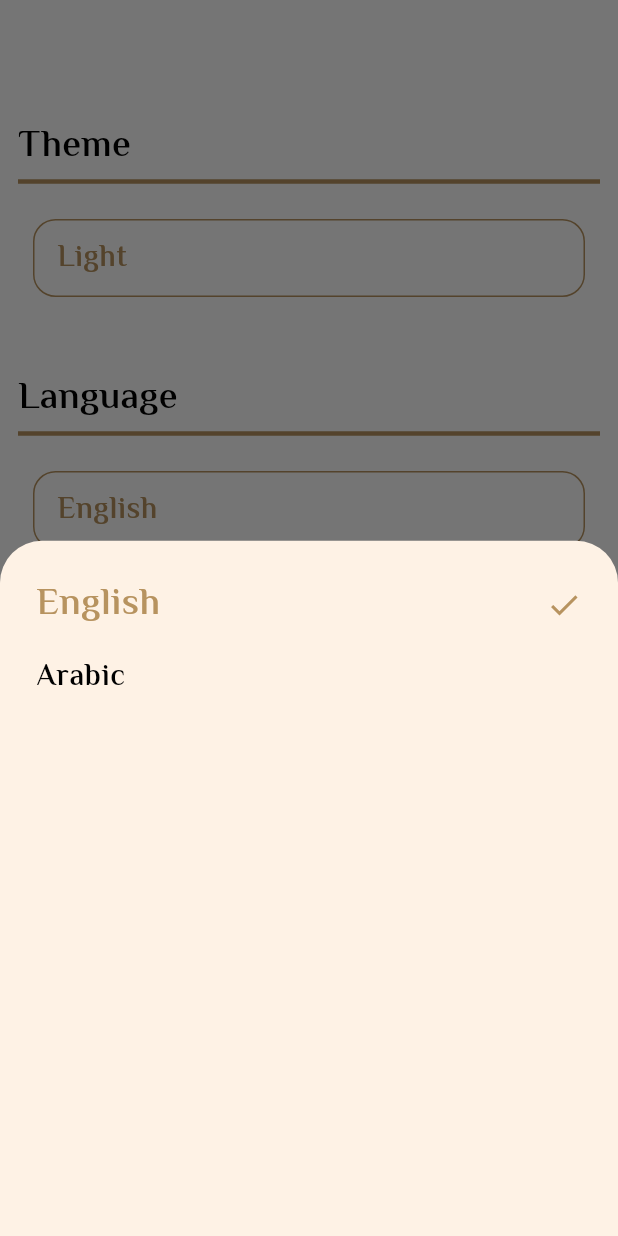
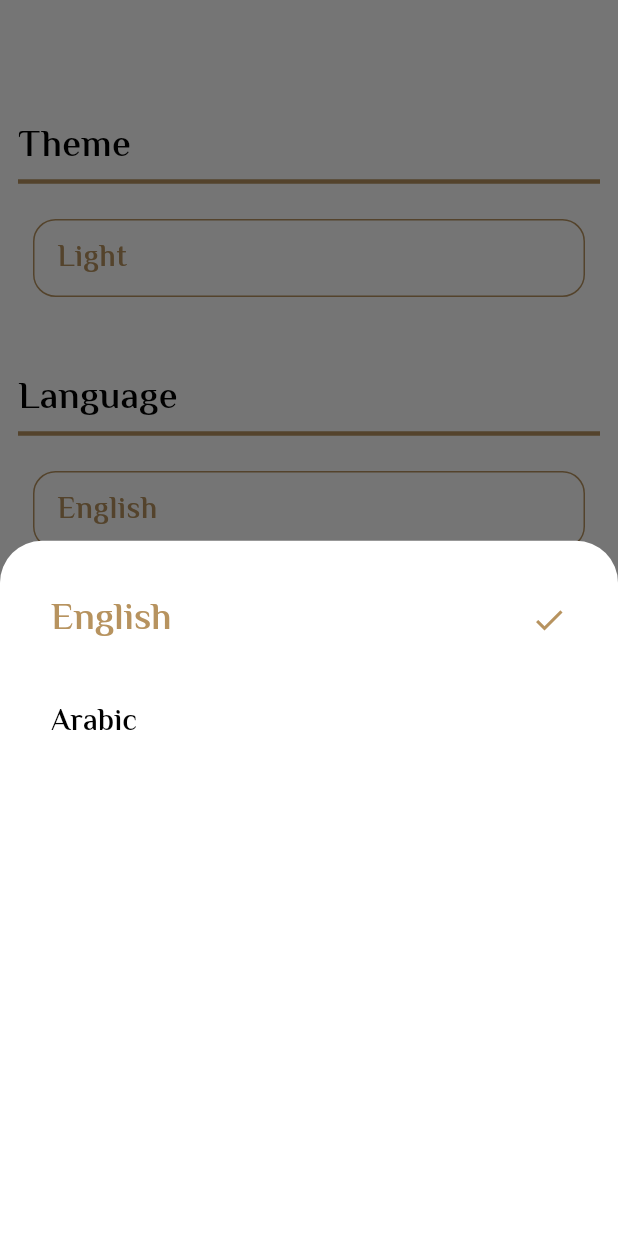
Before and after one commit to Mohamedkheira/islami-app, a Flutter app: the SettingsTab widget shown alone on an empty page, opened directly, after a tap on "English", on a phone screen of 412 x 824 dp. Run offline on Flutter 3.47's test engine with Material 3 defaults, Android fonts, the phone set to English and light mode, and no system bars.

Commit message:
feat: settings feat: add change theming feat: add change language

```diff
--- a/lib/l10n/app_localizations.dart
+++ b/lib/l10n/app_localizations.dart
@@ -151,6 +151,42 @@ abstract class AppLocalizations {
   /// In en, this message translates to:
   /// **'Settings'**
   String get settingsTab;
+
+  /// No description provided for @arabicTitle.
+  ///
+  /// In en, this message translates to:
+  /// **'Arabic'**
+  String get arabicTitle;
+
+  /// No description provided for @englishTitle.
+  ///
+  /// In en, this message translates to:
+  /// **'English'**
+  String get englishTitle;
+
+  /// No description provided for @language.
+  ///
+  /// In en, this message translates to:
+  /// **'Language'**
+  String get language;
+
+  /// No description provided for @theme.
+  ///
+  /// In en, this message translates to:
+  /// **'Theme'**
+  String get theme;
+
+  /// No description provided for @light.
+  ///
+  /// In en, this message translates to:
+  /// **'Light'**
+  String get light;
+
+  /// No description provided for @dark.
+  ///
+  /// In en, this message translates to:
+  /// **'Dark'**
+  String get dark;
 }
 
 class _AppLocalizationsDelegate
--- /dev/null
+++ b/lib/providers/local_provider.dart
@@ -0,0 +1,20 @@
+import 'package:flutter/material.dart';
+import 'package:provider/provider.dart';
+
+class LocaleProvider extends ChangeNotifier{
+  String currentLanguage = 'en';
+
+  void getChangeLanguage(String newLanguage){
+    currentLanguage = newLanguage;
+    notifyListeners();
+  }
+
+  String getLocaleChange(){
+    return currentLanguage == 'en' ? "English" : "العربية";
+  }
+
+  static LocaleProvider get(BuildContext context){
+    return Provider.of<LocaleProvider>(context);
+  }
+
+}
--- /dev/null
+++ b/lib/providers/theme_provider.dart
@@ -0,0 +1,25 @@
+import 'package:flutter/material.dart';
+import 'package:isalmi/providers/local_provider.dart';
+import 'package:provider/provider.dart';
+
+class ThemeProvider extends ChangeNotifier{
+  ThemeMode currentThemeMode = ThemeMode.light;
+
+  void getChangeTheme(ThemeMode newTheme){
+    currentThemeMode = newTheme;
+    notifyListeners(); // --> call to all clint
+  }
+
+  bool isDarkEnabled(){
+    return currentThemeMode == ThemeMode.dark;
+  }
+
+  String getLocaleChange(){
+    return currentThemeMode == ThemeMode.light ? "Light" : "Dark";
+  }
+
+  static ThemeProvider get(BuildContext context){
+    return Provider.of<ThemeProvider>(context);
+  }
+
+}
--- a/lib/style/theme_data.dart
+++ b/lib/style/theme_data.dart
@@ -43,6 +43,9 @@ class MyThemeData {
         fontWeight: FontWeight.w700,
       ),
     ),
+    bottomSheetTheme: BottomSheetThemeData(
+      backgroundColor: Colors.white,
+    ),
     bottomNavigationBarTheme: BottomNavigationBarThemeData(
       backgroundColor: lightPrimary,
       selectedItemColor: Colors.black,
@@ -84,6 +87,13 @@ class MyThemeData {
         fontSize: 20,
         fontWeight: FontWeight.w400,
       ),
+
+      titleMedium: TextStyle(
+        color: Colors.black,
+        fontFamily: 'Massiri',
+        fontSize: 20,
+        fontWeight: FontWeight.w400,
+      ),
     ),
 
   );
@@ -106,7 +116,9 @@ class MyThemeData {
       thickness: 3,
       space: 0
     ),
-
+    bottomSheetTheme: BottomSheetThemeData(
+      backgroundColor: darkPrimary,
+    ),
     colorScheme: ColorScheme.fromSeed(
       onPrimaryContainer: darkSecondary,
       seedColor: darkPrimary,
@@ -172,6 +184,12 @@ class MyThemeData {
         fontSize: 20,
         fontWeight: FontWeight.w400,
       ),
+      titleMedium: TextStyle(
+        color: Colors.white,
+        fontFamily: 'Massiri',
+        fontSize: 20,
+        fontWeight: FontWeight.w400,
+      ),
     ),
   );
 }
--- a/lib/ui/default_screen.dart
+++ b/lib/ui/default_screen.dart
@@ -1,5 +1,7 @@
 import 'package:flutter/material.dart';
+import 'package:isalmi/providers/theme_provider.dart';
 import 'package:isalmi/style/theme_data.dart';
+import 'package:provider/provider.dart';
 
 import '../ui_utiles.dart';
 
@@ -10,7 +12,8 @@ class DefaultScreen extends StatelessWidget {
 
   @override
   Widget build(BuildContext context) {
-    bool isDark = MyThemeData.isDark;
+    ThemeProvider themeProvider = Provider.of<ThemeProvider>(context);
+    bool isDark = themeProvider.isDarkEnabled();
     return Container(
       decoration: BoxDecoration(
         image: DecorationImage(
--- a/lib/ui/home/tabs/settings/button_sheet/language_button_sheet.dart
+++ b/lib/ui/home/tabs/settings/button_sheet/language_button_sheet.dart
@@ -1,10 +1,16 @@
 import 'package:flutter/material.dart';
+import 'package:provider/provider.dart';
+
+import '../../../../../providers/local_provider.dart';
+import '../../../../../ui_utiles.dart';
 
 class LanguageButtonSheet extends StatelessWidget {
   const LanguageButtonSheet({super.key});
 
   @override
   Widget build(BuildContext context) {
+    LocaleProvider localeProvider = Provider.of<LocaleProvider>(context);
+
     return Container(
       width: double.infinity,
       padding: EdgeInsets.all(24),
@@ -12,30 +18,64 @@ class LanguageButtonSheet extends StatelessWidget {
         crossAxisAlignment: CrossAxisAlignment.start,
         spacing: 15,
         children: [
-          getSelectedItem(context,text: 'English'),
-          getUnSelectedItem(context,text: 'Arabic')
+          InkWell(
+            onTap: () {
+              localeProvider.getChangeLanguage('en');
+            },
+            child: localeProvider.currentLanguage == 'en'
+                ? getSelectedItem(
+                    context,
+                    text: appTranslate(context).englishTitle,
+                  )
+                : getUnSelectedItem(
+                    context,
+                    text: appTranslate(context).englishTitle,
+                  ),
+          ),
+          InkWell(
+            onTap: () {
+              localeProvider.getChangeLanguage('ar');
+            },
+            child: localeProvider.currentLanguage == 'ar'
+                ? getSelectedItem(
+                    context,
+                    text: appTranslate(context).arabicTitle,
+                  )
+                : getUnSelectedItem(
+                    context,
+                    text: appTranslate(context).arabicTitle,
+                  ),
+          ),
         ],
       ),
     );
   }
 
-
-  Widget getSelectedItem(BuildContext context, {required String text}){
-   return Row(
+  Widget getSelectedItem(BuildContext context, {required String text}) {
+    return Padding(
+      padding: const EdgeInsets.all(10.0),
+      child: Row(
         mainAxisAlignment: MainAxisAlignment.spaceBetween,
         children: [
           Text(
             text,
-          style: Theme.of(context).textTheme.bodyLarge?.copyWith(fontSize: 25),
+            style: Theme.of(context).textTheme.titleMedium?.copyWith(
+              fontSize: 25,
+              color: Theme.of(context).colorScheme.inversePrimary,
             ),
-        Icon(Icons.check,color: Theme.of(context).colorScheme.secondary,)
+          ),
+          Icon(Icons.check, color: Theme.of(context).colorScheme.secondary),
         ],
+      ),
     );
   }
-  Widget getUnSelectedItem(BuildContext context, {required String text}){
-   return Text(
-     text,
-     style: Theme.of(context).textTheme.bodyLarge?.copyWith(color: Theme.of(context).colorScheme.onSecondary),
+
+  Widget getUnSelectedItem(BuildContext context, {required String text}) {
+    return Padding(
+      padding: const EdgeInsets.all(10.0),
+      child: Row(
+        children: [Text(text, style: Theme.of(context).textTheme.titleMedium)],
+      ),
     );
   }
 }
--- a/lib/ui/home/tabs/settings/settings_tab.dart
+++ b/lib/ui/home/tabs/settings/settings_tab.dart
@@ -1,4 +1,8 @@
 import 'package:flutter/material.dart';
+import 'package:isalmi/providers/local_provider.dart';
+import 'package:isalmi/providers/theme_provider.dart';
+import 'package:isalmi/ui_utiles.dart';
+import 'package:provider/provider.dart';
 
 import 'button_sheet/language_button_sheet.dart';
 import 'button_sheet/theme_button_sheet.dart';
@@ -9,6 +13,8 @@ class SettingsTab extends StatelessWidget {
 
   @override
   Widget build(BuildContext context) {
+    LocaleProvider localeProvider = LocaleProvider.get(context);
+    ThemeProvider themeProvider = ThemeProvider.get(context);
     return Padding(
       padding: const EdgeInsetsDirectional.only(
         top: 80,
@@ -18,7 +24,7 @@ class SettingsTab extends StatelessWidget {
       child: Column(
         crossAxisAlignment: CrossAxisAlignment.start,
         children: [
-          Text('Theme', style: Theme.of(context).textTheme.bodyMedium),
+          Text(appTranslate(context).theme, style: Theme.of(context).textTheme.bodyMedium),
 
           Divider(height: 10),
           SizedBox(height: 10),
@@ -36,12 +42,12 @@ class SettingsTab extends StatelessWidget {
                   color: Theme.of(context).colorScheme.secondary,
                 ),
               ),
-              child: Text('Light', style: Theme.of(context).textTheme.bodyLarge),
+              child: Text(themeProvider.getLocaleChange(), style: Theme.of(context).textTheme.bodyLarge),
             ),
           ),
 
           SizedBox(height: 40),
-          Text('Language', style: Theme.of(context).textTheme.bodyMedium),
+          Text(appTranslate(context).language, style: Theme.of(context).textTheme.bodyMedium),
           Divider(height: 10),
           SizedBox(height: 10),
           InkWell(
@@ -59,7 +65,7 @@ class SettingsTab extends StatelessWidget {
                 ),
               ),
               child: Text(
-                'English',
+                localeProvider.getLocaleChange(),
                 style: Theme.of(context).textTheme.bodyLarge,
               ),
             ),
--- a/lib/ui/splash/splash_screen.dart
+++ b/lib/ui/splash/splash_screen.dart
@@ -1,7 +1,9 @@
 import 'package:flutter/material.dart';
+import 'package:isalmi/providers/theme_provider.dart';
 import 'package:isalmi/style/theme_data.dart';
 import 'package:isalmi/ui/home/home_screen.dart';
 import 'package:isalmi/ui_utiles.dart';
+import 'package:provider/provider.dart';
 
 class SplashScreen extends StatelessWidget {
   static const String routeName = 'Splash-Screen';
@@ -9,7 +11,8 @@ class SplashScreen extends StatelessWidget {
 
   @override
   Widget build(BuildContext context) {
-    bool isDark = MyThemeData.isDark;
+    ThemeProvider themeProvider = Provider.of<ThemeProvider>(context);
+    bool isDark = themeProvider.isDarkEnabled();
     Future.delayed(Duration(seconds: 2),(){
       Navigator.pushReplacementNamed(context, HomeScreen.routeName);
     });
--- a/pubspec.yaml
+++ b/pubspec.yaml
@@ -38,6 +38,7 @@ dependencies:
   # The following adds the Cupertino Icons font to your application.
   # Use with the CupertinoIcons class for iOS style icons.
   cupertino_icons: ^1.0.8
+  provider: ^6.1.5+1
 
 
 dev_dependencies:
```
Also changed, not shown: lib/l10n/app_ar.arb (+7 -1 lines), lib/l10n/app_en.arb (+7 -1 lines), lib/l10n/app_localizations_ar.dart (+18 -0 lines), lib/l10n/app_localizations_en.dart (+18 -0 lines), lib/main.dart (+17 -8 lines), lib/ui/home/tabs/settings/button_sheet/theme_button_sheet.dart (+36 -12 lines), pubspec.lock. Lines whose indentation alone changed are shown as unchanged.
